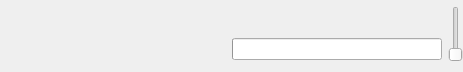
First picture: the form in ui/PlayerForm.ui, repository tarmack/Pythagora, before the edit.
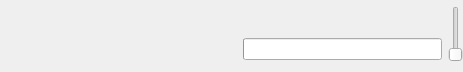
Second picture: the form after the edit.

Commit message: Show the song icon in the playerForm.

```diff
--- a/ui/PlayerForm.ui
+++ b/ui/PlayerForm.ui
@@ -97,12 +97,12 @@
       <enum>QLayout::SetFixedSize</enum>
      </property>
      <property name="leftMargin">
-      <number>2</number>
+      <number>0</number>
      </property>
      <property name="bottomMargin">
       <number>3</number>
      </property>
-     <item row="0" column="0">
+     <item row="0" column="1">
       <layout class="QVBoxLayout" name="titleLayout">
        <property name="leftMargin">
         <number>4</number>
@@ -112,7 +112,7 @@
        </property>
       </layout>
      </item>
-     <item row="0" column="1" rowspan="2">
+     <item row="0" column="2" rowspan="2">
       <widget class="QSlider" name="volume">
        <property name="sizePolicy">
         <sizepolicy hsizetype="Fixed" vsizetype="MinimumExpanding">
@@ -137,7 +137,7 @@
        </property>
       </widget>
      </item>
-     <item row="1" column="0">
+     <item row="1" column="1">
       <widget class="QProgressBar" name="progress">
        <property name="acceptDrops">
         <bool>true</bool>
@@ -150,6 +150,19 @@
        </property>
       </widget>
      </item>
+     <item row="0" column="0" rowspan="2">
+      <widget class="QLabel" name="songIcon">
+       <property name="lineWidth">
+        <number>0</number>
+       </property>
+       <property name="text">
+        <string/>
+       </property>
+       <property name="alignment">
+        <set>Qt::AlignBottom|Qt::AlignLeading|Qt::AlignLeft</set>
+       </property>
+      </widget>
+     </item>
     </layout>
    </item>
   </layout>
```
The commit also changes 2 other files.
